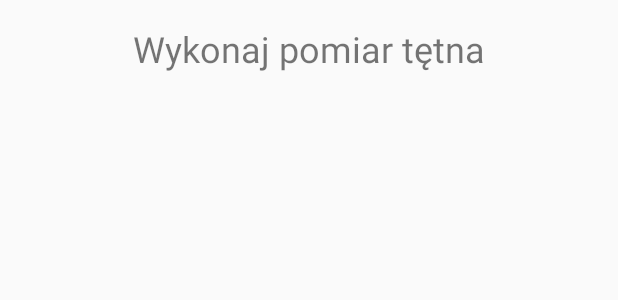
After one commit to d0m1n1k4/e-HealthCare, an Android app: the layout activity_heart_rate_measurement.xml on its own in the app's theme, with its tools: preview values and no code run, on a phone screen of 412 x 824 dp. The commit adds this screen. Shown: the top 300 px of the screen. Run offline under Robolectric (Android 15) with nearby library versions, the phone set to English and light mode, and no system bars.

Commit message:
Dodanie nowego dashboardu - HeartRateMeasurementActivity.java

```diff
--- a/app/src/main/AndroidManifest.xml
+++ b/app/src/main/AndroidManifest.xml
@@ -27,6 +27,7 @@
 <!--        ADDED BY ME-->
         <activity android:name=".SignUpActivity"/>
         <activity android:name=".DashboardActivity"/>
+        <activity android:name=".HeartRateMeasurementActivity"/>
     </application>
 
 </manifest>
--- /dev/null
+++ b/app/src/main/res/layout/activity_heart_rate_measurement.xml
@@ -0,0 +1,22 @@
+<?xml version="1.0" encoding="utf-8"?>
+<androidx.constraintlayout.widget.ConstraintLayout xmlns:android="http://schemas.android.com/apk/res/android"
+    xmlns:app="http://schemas.android.com/apk/res-auto"
+    xmlns:tools="http://schemas.android.com/tools"
+    android:layout_width="match_parent"
+    android:layout_height="match_parent"
+    tools:context=".HeartRateMeasurementActivity">
+
+    <TextView
+        android:id="@+id/headerTextView"
+        android:layout_width="wrap_content"
+        android:layout_height="wrap_content"
+        android:text="Wykonaj pomiar tętna"
+        android:textSize="24sp"
+        android:layout_marginTop="16dp"
+        app:layout_constraintTop_toTopOf="parent"
+
+        app:layout_constraintStart_toStartOf="parent"
+        app:layout_constraintEnd_toEndOf="parent" />
+
+
+</androidx.constraintlayout.widget.ConstraintLayout>
```
Also changed, not shown: app/src/main/java/com/example/auth/DashboardActivity.java (+10 -2 lines), app/src/main/java/com/example/auth/HeartRateMeasurementActivity.java (added, +19 -0 lines), app/src/main/java/com/example/auth/SignUpActivity.java (+3 -15 lines).
